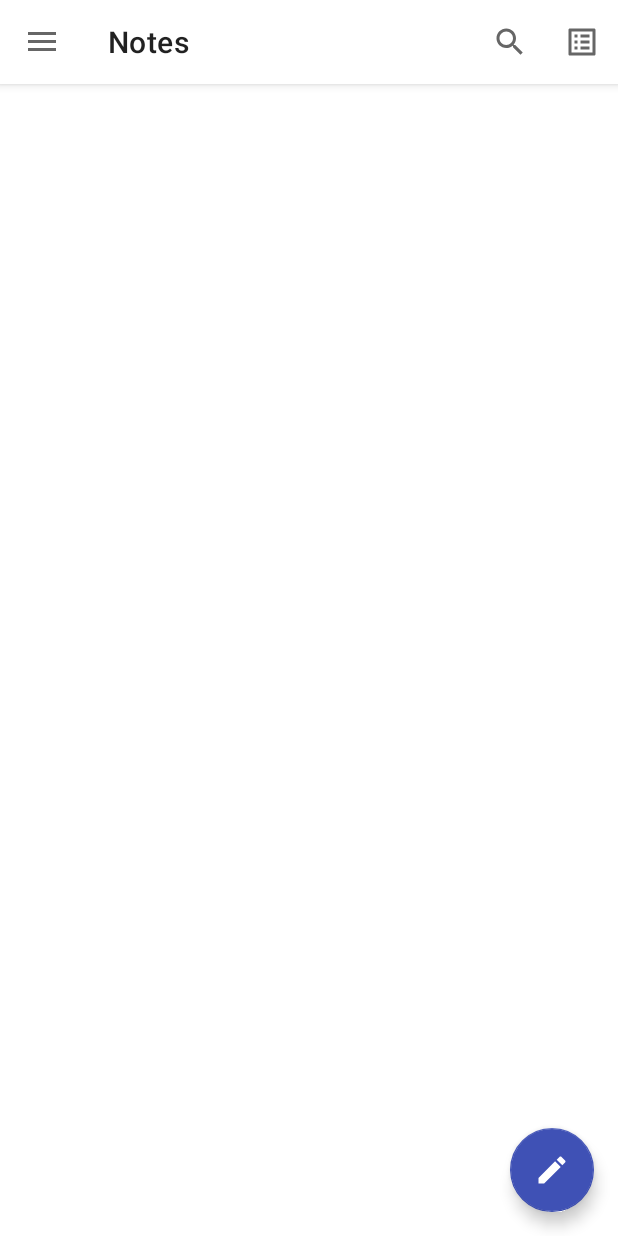
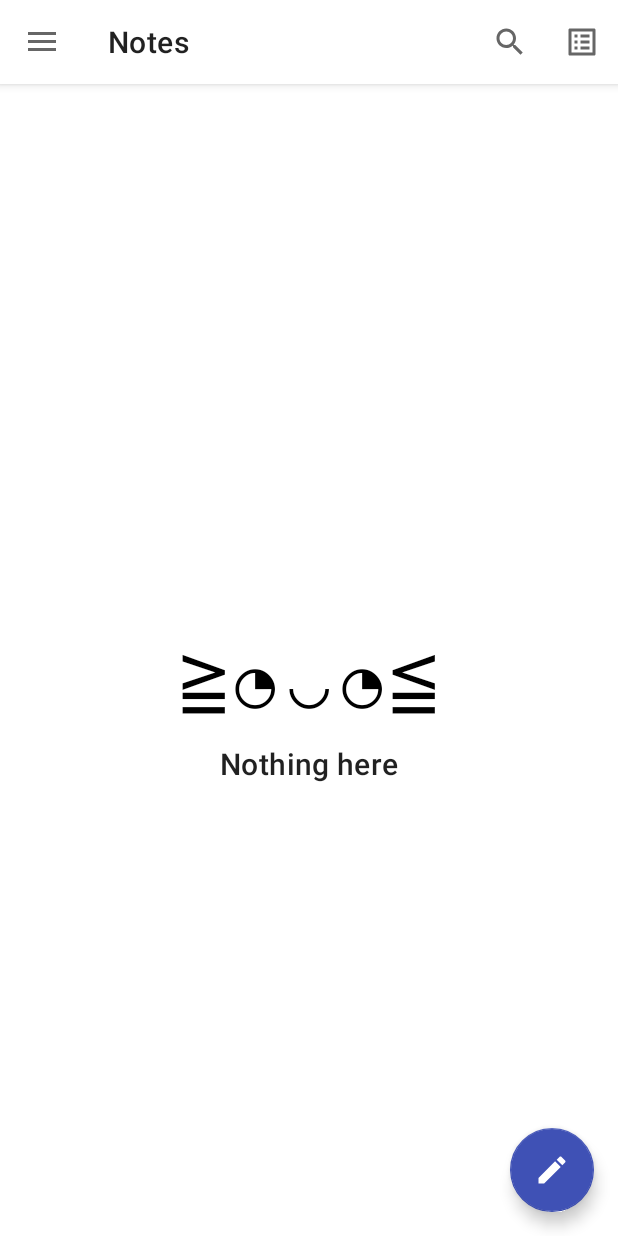
Before and after one commit to qhuydo/buggy-note, an Android app: the screen it shows after launch (BuggyNoteActivity), on a phone screen of 412 x 824 dp. Run offline under Robolectric (Android 15) with nearby library versions, the phone set to English and light mode, and no system bars; our stand-ins replace Room's generated code, Timber, data binding, navigation-ui; libraries missing offline, so code that uses them is left out: com.afollestad.materialcab.

Commit message:
Add delete note operation in fragment_note_details

```diff
--- a/app/src/main/java/com/hcmus/clc18se/buggynote/adapters/BindingAdapters.kt
+++ b/app/src/main/java/com/hcmus/clc18se/buggynote/adapters/BindingAdapters.kt
@@ -1,6 +1,9 @@
 package com.hcmus.clc18se.buggynote.adapters
 
+import android.annotation.SuppressLint
+import android.view.Gravity
 import android.view.View
+import android.view.ViewGroup
 import android.widget.TextView
 import androidx.databinding.BindingAdapter
 import androidx.recyclerview.widget.RecyclerView
@@ -49,7 +52,8 @@ fun loadFilterTags(recyclerView: RecyclerView, tags: List<Tag>?) {
 @BindingAdapter("timeStampFromLong")
 fun setTimeStampFromLong(textView: TextView, value: Long) {
     val text = convertLongToDateString(value)
-    textView.text = textView.context.resources.getString(R.string.last_edit, text)
+    // textView.text = textView.context.resources.getString(R.string.last_edit, text)
+    textView.text = "  $text"
 }
 
 
@@ -88,3 +92,19 @@ fun ChipGroup.setTags(tags: List<Tag>?, limit: Int?, onClickListener: View.OnCli
         }
     }
 }
+
+
+@BindingAdapter("placeholderVisibility")
+fun <T> ViewGroup.setViewHolderVisibility(list: List<T>?) {
+    if (list == null || list.isEmpty()) {
+        this.visibility = View.VISIBLE
+    } else {
+        this.visibility = View.GONE
+    }
+}
+
+@BindingAdapter("placeHolderEmoticon")
+fun TextView.setPlaceHolderEmoticon(nothing: Int?) {
+    this.text = this.context.resources.getStringArray(R.array.emoticons).random()
+
+}
--- a/app/src/main/java/com/hcmus/clc18se/buggynote/database/BuggyNoteDatabaseDao.kt
+++ b/app/src/main/java/com/hcmus/clc18se/buggynote/database/BuggyNoteDatabaseDao.kt
@@ -70,14 +70,16 @@ interface BuggyNoteDatabaseDao {
     @Query(
         "select * from note where " +
                 "(note_content like '%' || :keyword || '%' or title like '%' || :keyword || '%') " +
-                "and (note_id in (select note_id from notecrossref where tag_id in (:tagIds)))"
+                "and (note_id in (select note_id from notecrossref where tag_id in (:tagIds))) " +
+                "order by note_id desc"
     )
     suspend fun filterNoteByKeyWordAndTags(keyword: String, tagIds: List<Long>): List<NoteWithTags>
 
     @Transaction
     @Query(
         "select * from note where " +
-                "(note_content like '%' || :keyword || '%' or title like '%' || :keyword || '%') "
+                "(note_content like '%' || :keyword || '%' or title like '%' || :keyword || '%') " +
+                "order by note_id desc"
     )
     suspend fun filterNoteByKeyWord(keyword: String): List<NoteWithTags>
 }
--- a/app/src/main/res/layout/fragment_notes.xml
+++ b/app/src/main/res/layout/fragment_notes.xml
@@ -32,6 +32,33 @@
         <include
             android:id="@+id/app_bar"
             layout="@layout/app_bar_main" />
+
+        <LinearLayout
+            android:layout_width="match_parent"
+            android:layout_height="match_parent"
+            android:gravity="center"
+            android:orientation="vertical"
+            app:layout_behavior="@string/appbar_scrolling_view_behavior"
+            app:placeholderVisibility="@{noteViewModel.noteList}"
+            tools:visibility="gone">
+
+            <TextView
+                android:id="@+id/placeholder_emoticon"
+                android:layout_width="wrap_content"
+                android:layout_height="wrap_content"
+                android:gravity="center"
+                app:placeHolderEmoticon="@{0}"
+                android:textAppearance="?textAppearanceHeadline2"
+                android:textColor="?colorOnSurface"
+                tools:text="(っ◔◡◔)っ ❤" />
+
+            <TextView
+                android:layout_width="wrap_content"
+                android:layout_height="wrap_content"
+                android:text="@string/nothing_here"
+                android:textAppearance="?textAppearanceHeadline6" />
+
+        </LinearLayout>
 
         <LinearLayout
             android:layout_width="match_parent"
--- a/app/src/main/res/layout/item_note.xml
+++ b/app/src/main/res/layout/item_note.xml
@@ -51,12 +51,13 @@
                 android:textAppearance="?textAppearanceBody2"
                 tools:text="@tools:sample/lorem/random" />
 
-            <TextView
+            <com.google.android.material.textview.MaterialTextView
                 android:id="@+id/time_stamp"
                 android:layout_width="wrap_content"
                 android:layout_height="wrap_content"
-                android:layout_gravity="end"
+                android:gravity="center"
                 android:textAppearance="?textAppearanceCaption"
+                app:drawableStartCompat="@drawable/ic_baseline_access_time_24"
                 app:timeStampFromLong="@{note.note.lastModify}"
                 tools:text="@tools:sample/date/ddmmyy" />
 
--- a/app/src/main/res/menu/note_detail_bottom.xml
+++ b/app/src/main/res/menu/note_detail_bottom.xml
@@ -8,4 +8,10 @@
         android:title="@string/add_new_tag"
         app:showAsAction="ifRoom" />
 
+    <item
+        android:id="@+id/action_remove_note"
+        android:icon="@drawable/ic_baseline_delete_24"
+        android:title="@string/remove"
+        app:showAsAction="never" />
+
 </menu>
--- /dev/null
+++ b/app/src/main/res/values/arrays.xml
@@ -0,0 +1,9 @@
+<?xml version="1.0" encoding="utf-8"?>
+<resources>
+    <string-array name="emoticons">
+        <item>(─‿‿─)</item>
+        <item>(っ◔◡◔)っ ❤</item>
+        <item>≧◔◡◔≦</item>
+        <item>≧◉◡◉≦</item>
+    </string-array>
+</resources>
--- a/app/src/main/res/values/strings.xml
+++ b/app/src/main/res/values/strings.xml
@@ -20,11 +20,5 @@
     <string name="add_a_tag">Add a tag</string>
     <string name="remove">Remove</string>
     <string name="cancel">@android:string/cancel</string>
-
-    <string-array name="emoticons">
-        <item>(─‿‿─)</item>
-        <item>(っ◔◡◔)っ ❤</item>
-        <item>≧◔◡◔≦</item>
-        <item>≧◉◡◉≦</item>
-    </string-array>
+    <string name="nothing_here">Nothing here</string>
 </resources>
```
Also changed, not shown: app/src/main/java/com/hcmus/clc18se/buggynote/fragments/NoteDetailsFragment.kt (+29 -1 lines), app/src/main/java/com/hcmus/clc18se/buggynote/viewmodels/NoteDetailsViewModel.kt (+15 -0 lines), app/src/main/res/drawable/ic_baseline_access_time_24.xml (added, +13 -0 lines), app/src/main/res/layout/fragment_note_details.xml (+6 -4 lines), app/src/main/res/layout/fragment_select_tag.xml (+28 -0 lines), app/src/main/res/layout/fragment_tags.xml (+29 -2 lines).
